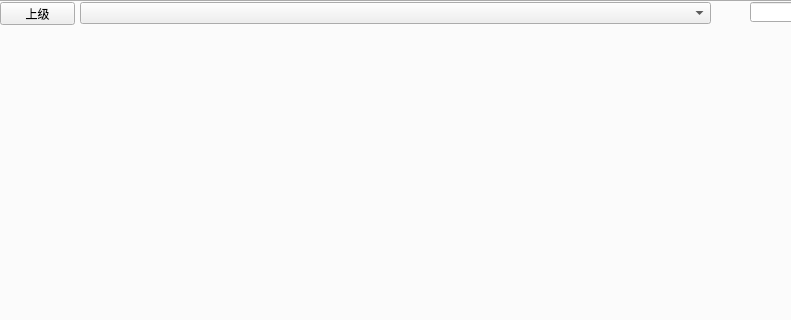
Before: the Qt Designer form ui/mainWindow.ui in naivete13sky/epvs, drawn with Qt 5; both pictures show x 196 to 987 and y 0 to 320 of the 1165 by 784 pixel window.
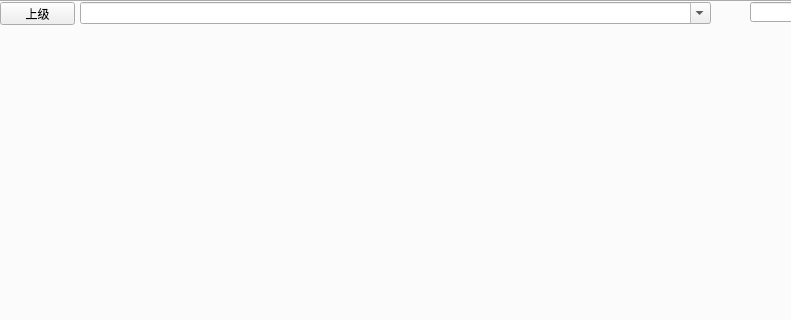
After: the same form once the commit is applied. Custom widgets are drawn as their Qt base class.

Commit message: 20230526-3 tab widget

What changed in the file:
```diff
--- a/ui/mainWindow.ui
+++ b/ui/mainWindow.ui
@@ -101,6 +101,9 @@
         <height>22</height>
        </rect>
       </property>
+      <property name="editable">
+       <bool>true</bool>
+      </property>
      </widget>
      <widget class="QWidget" name="">
       <property name="geometry">
```
The commit also changes 2 other files.
